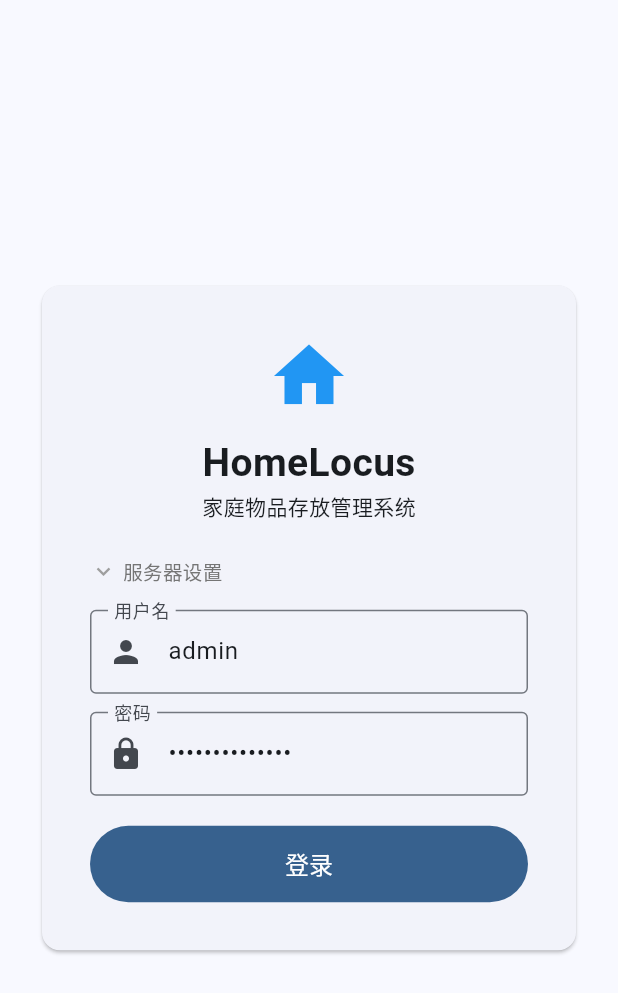
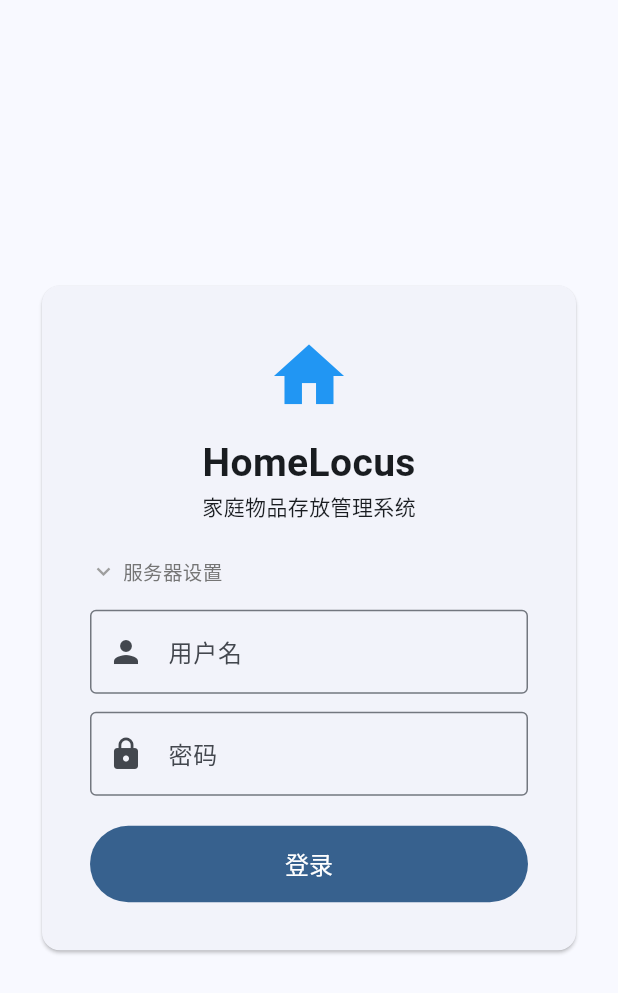
Before and after one commit to ajcheng/HomeLocus, a Flutter app: the screen it shows after launch, on a phone screen of 412 x 824 dp. Shown: the top 993 px of the screen. Run offline on Flutter 3.47's test engine with Material 3 defaults, Android fonts, the phone set to English and light mode, and no system bars; our stand-ins replace audioplayers, cached_network_image, firebase_core, firebase_messaging, flutter_tts, image_picker and 3 more; missing offline and left inert: record; accounts and stored records are empty.

Commit message:
feat: 登录页去掉默认凭据，首页添加退出登录按钮
1. login_screen.dart — 移除 TextEditingController 硬编码默认值（admin/HomeLocus@2026）
2. home_screen.dart — AppBar 添加退出登录按钮（清除 token + SharedPreferences，跳转回登录页）

Co-Authored-By: Claude <noreply@anthropic.com>

```diff
--- a/frontend/lib/screens/login_screen.dart
+++ b/frontend/lib/screens/login_screen.dart
@@ -12,8 +12,8 @@ class LoginScreen extends StatefulWidget {
 
 class _LoginScreenState extends State<LoginScreen> {
   final _serverCtrl = TextEditingController(text: ApiClient.baseUrl);
-  final _userCtrl = TextEditingController(text: 'admin');
-  final _passCtrl = TextEditingController(text: 'HomeLocus@2026');
+  final _userCtrl = TextEditingController();
+  final _passCtrl = TextEditingController();
   final _apiKeyCtrl = TextEditingController();
   bool _loading = false;
   String? _error;
```
Also changed, not shown: frontend/lib/screens/home_screen.dart (+30 -0 lines).
